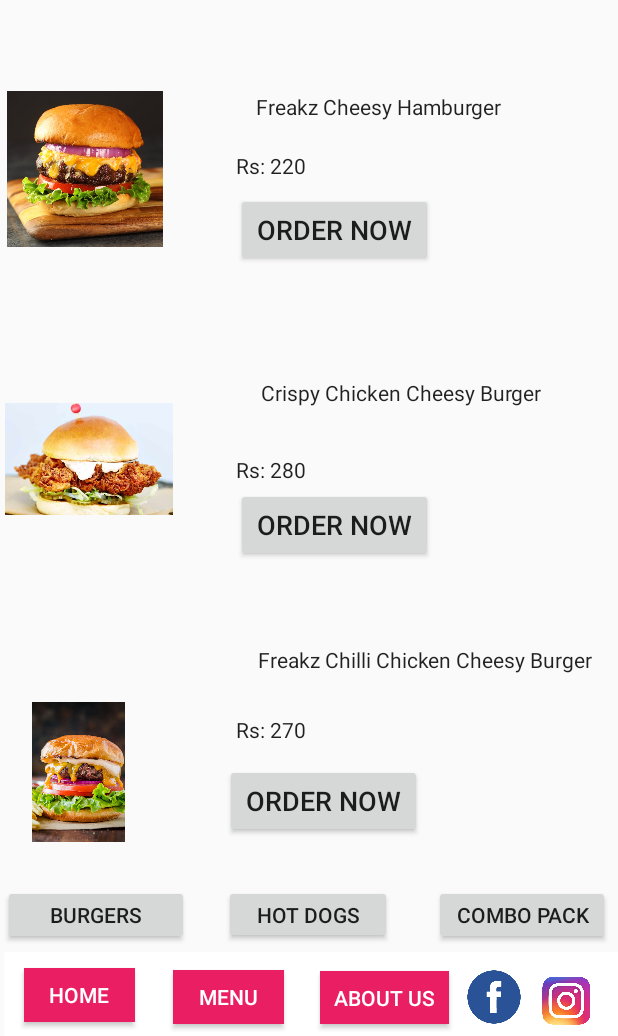
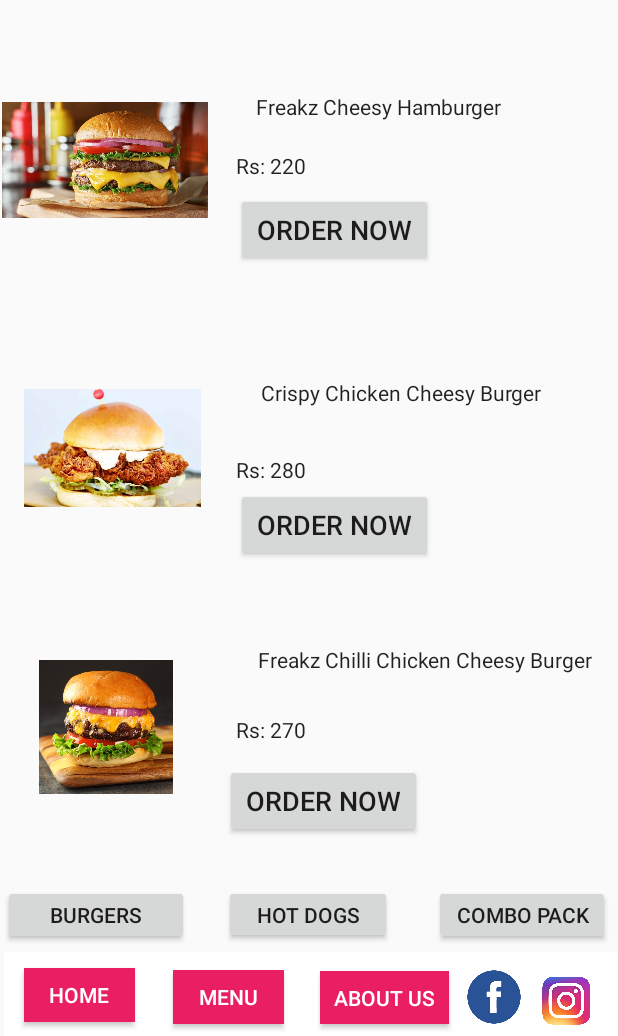
Before and after one commit to sahan-98/MAD-Project, an Android app: the screen it shows after launch (MainActivity), after a tap on "VIEW ALL DEALS", on a phone screen of 412 x 824 dp, the part 200-1236 px from its top. Run offline under Robolectric (Android 15) with nearby library versions, the phone set to English and light mode, and no system bars.

Commit message:
Error fix 1

```diff
--- a/app/src/main/java/com/example/burgerfreakz/Continue.java
+++ b/app/src/main/java/com/example/burgerfreakz/Continue.java
@@ -18,7 +18,7 @@ public class Continue extends AppCompatActivity {
     @Override
     protected void onCreate(Bundle savedInstanceState) {
         super.onCreate(savedInstanceState);
-        setContentView(R.layout.activity_payment);
+        setContentView(R.layout.activity_continue);
 
         btnpay = findViewById(R.id.btn);
     }
--- a/app/src/main/java/com/example/burgerfreakz/Home.java
+++ b/app/src/main/java/com/example/burgerfreakz/Home.java
@@ -10,7 +10,7 @@ import android.widget.ImageButton;
 
 public class Home extends AppCompatActivity {
 
-    public Button button6;
+    public Button btnDeals;
     public Button button7;
 
     @Override
@@ -18,15 +18,16 @@ public class Home extends AppCompatActivity {
         super.onCreate(savedInstanceState);
         setContentView(R.layout.activity_home);
 
-        button6 = (Button) findViewById(R.id.button7);
+        btnDeals = (Button) findViewById(R.id.btnDeals);
 
-        button6.setOnClickListener(new View.OnClickListener() {
+        btnDeals.setOnClickListener(new View.OnClickListener() {
             @Override
             public void onClick(View view) {
                 Intent intent1= new Intent(Home.this,MainActivity.class);
                 startActivity(intent1);
             }
         });
+
 
         button7 = (Button) findViewById(R.id.button3);
 
@@ -60,4 +61,6 @@ public class Home extends AppCompatActivity {
 
 
     }
+
+
 }
--- a/app/src/main/java/com/example/burgerfreakz/MainActivity.java
+++ b/app/src/main/java/com/example/burgerfreakz/MainActivity.java
@@ -11,7 +11,7 @@ import android.widget.ImageButton;
 public class MainActivity extends AppCompatActivity {
 
     public Button button1;
-    public ImageButton button2;
+
 
 
     @Override
@@ -19,7 +19,7 @@ public class MainActivity extends AppCompatActivity {
         super.onCreate(savedInstanceState);
         setContentView(R.layout.activity_main);
 
-        button1 = (Button) findViewById(R.id.button5);
+        button1 = (Button) findViewById(R.id.order2);
 
         button1.setOnClickListener(new View.OnClickListener() {
             @Override
@@ -29,14 +29,6 @@ public class MainActivity extends AppCompatActivity {
             }
         });
 
-        button2 = (ImageButton) findViewById(R.id.imageButton2);
 
-        button2.setOnClickListener(new View.OnClickListener() {
-            @Override
-            public void onClick(View view) {
-              Intent intent2 = new Intent(MainActivity.this,AdminPanel.class);
-              startActivity(intent2);
-            }
-        });
     }
 }
--- a/app/src/main/java/com/example/burgerfreakz/MyAccount.java
+++ b/app/src/main/java/com/example/burgerfreakz/MyAccount.java
@@ -24,7 +24,7 @@ public class MyAccount extends AppCompatActivity {
             }
         });
 
-        Button button2 = (Button) findViewById(R.id.button5);
+        Button button2 = (Button) findViewById(R.id.orderHistory);
 
         button2.setOnClickListener(new View.OnClickListener() {
             @Override
--- a/app/src/main/res/layout/activity_main.xml
+++ b/app/src/main/res/layout/activity_main.xml
@@ -111,7 +111,6 @@
         app:srcCompat="@drawable/logo" />
 
 
-
     <ImageButton
         android:id="@+id/imageButton"
         style="@android:style/Widget.DeviceDefault.ImageButton"
@@ -123,7 +122,8 @@
         app:layout_constraintStart_toStartOf="parent"
         app:layout_constraintTop_toTopOf="parent"
         app:layout_constraintVertical_bias="0.023"
-        app:srcCompat="@drawable/ic_baseline_person_24" />
+        app:srcCompat="@drawable/ic_baseline_person_24"
+        tools:ignore="VectorDrawableCompat" />
 
     <ImageButton
         android:id="@+id/imageButton2"
@@ -136,7 +136,8 @@
         app:layout_constraintStart_toStartOf="parent"
         app:layout_constraintTop_toTopOf="parent"
         app:layout_constraintVertical_bias="0.023"
-        app:srcCompat="@drawable/ic_baseline_menu_24" />
+        app:srcCompat="@drawable/ic_baseline_menu_24"
+        tools:ignore="VectorDrawableCompat" />
 
     <ImageButton
         android:id="@+id/imageButton3"
@@ -149,7 +150,8 @@
         app:layout_constraintStart_toStartOf="parent"
         app:layout_constraintTop_toTopOf="parent"
         app:layout_constraintVertical_bias="0.026"
-        app:srcCompat="@drawable/ic_baseline_shopping_cart_24" />
+        app:srcCompat="@drawable/ic_baseline_shopping_cart_24"
+        tools:ignore="VectorDrawableCompat" />
 
     <Button
         android:id="@+id/button6"
@@ -186,18 +188,6 @@
         app:layout_constraintStart_toStartOf="parent"
         app:layout_constraintTop_toTopOf="parent"
         app:layout_constraintVertical_bias="0.916" />
-
-    <ImageView
-        android:id="@+id/imageView2"
-        android:layout_width="111dp"
-        android:layout_height="104dp"
-        app:layout_constraintBottom_toBottomOf="parent"
-        app:layout_constraintEnd_toEndOf="parent"
-        app:layout_constraintHorizontal_bias="0.003"
-        app:layout_constraintStart_toStartOf="parent"
-        app:layout_constraintTop_toTopOf="parent"
-        app:layout_constraintVertical_bias="0.208"
-        app:srcCompat="@drawable/f3" />
 
     <TextView
         android:id="@+id/textView"
@@ -239,18 +229,6 @@
         app:layout_constraintTop_toTopOf="parent"
         app:layout_constraintVertical_bias="0.287" />
 
-    <ImageView
-        android:id="@+id/imageView3"
-        android:layout_width="112dp"
-        android:layout_height="132dp"
-        app:layout_constraintBottom_toBottomOf="parent"
-        app:layout_constraintEnd_toEndOf="parent"
-        app:layout_constraintHorizontal_bias="0.01"
-        app:layout_constraintStart_toStartOf="parent"
-        app:layout_constraintTop_toTopOf="parent"
-        app:layout_constraintVertical_bias="0.499"
-        app:srcCompat="@drawable/f2" />
-
     <TextView
         android:id="@+id/textView5"
         android:layout_width="208dp"
@@ -278,7 +256,7 @@
         app:layout_constraintVertical_bias="0.518" />
 
     <Button
-        android:id="@+id/button5"
+        android:id="@+id/order2"
         android:layout_width="131dp"
         android:layout_height="49dp"
         android:text="@string/Button_1"
@@ -290,18 +268,6 @@
         app:layout_constraintStart_toStartOf="parent"
         app:layout_constraintTop_toTopOf="parent"
         app:layout_constraintVertical_bias="0.56" />
-
-    <ImageView
-        android:id="@+id/imageView5"
-        android:layout_width="103dp"
-        android:layout_height="93dp"
-        app:layout_constraintBottom_toBottomOf="parent"
-        app:layout_constraintEnd_toEndOf="parent"
-        app:layout_constraintHorizontal_bias="0.003"
-        app:layout_constraintStart_toStartOf="parent"
-        app:layout_constraintTop_toTopOf="parent"
-        app:layout_constraintVertical_bias="0.808"
-        app:srcCompat="@drawable/f1" />
 
     <TextView
         android:id="@+id/textView7"
@@ -343,4 +309,45 @@
         app:layout_constraintTop_toTopOf="parent"
         app:layout_constraintVertical_bias="0.816" />
 
+    <ImageView
+        android:id="@+id/imageView7"
+        android:layout_width="89dp"
+        android:layout_height="206dp"
+        android:layout_marginStart="26dp"
+        android:layout_marginTop="456dp"
+        app:layout_constraintBottom_toTopOf="@+id/button6"
+        app:layout_constraintEnd_toStartOf="@+id/textView8"
+        app:layout_constraintHorizontal_bias="0.0"
+        app:layout_constraintStart_toStartOf="parent"
+        app:layout_constraintTop_toTopOf="parent"
+        app:srcCompat="@drawable/f3" />
+
+    <ImageView
+        android:id="@+id/imageView13"
+        android:layout_width="118dp"
+        android:layout_height="166dp"
+        android:layout_marginStart="16dp"
+        android:layout_marginTop="292dp"
+        app:layout_constraintBottom_toTopOf="@+id/imageView7"
+        app:layout_constraintEnd_toStartOf="@+id/textView6"
+        app:layout_constraintHorizontal_bias="0.0"
+        app:layout_constraintStart_toStartOf="parent"
+        app:layout_constraintTop_toTopOf="parent"
+        app:srcCompat="@drawable/f2" />
+
+    <ImageView
+        android:id="@+id/imageView14"
+        android:layout_width="137dp"
+        android:layout_height="293dp"
+        android:layout_marginStart="1dp"
+        android:layout_marginEnd="9dp"
+        android:layout_marginBottom="384dp"
+        app:layout_constraintBottom_toTopOf="@+id/imageView13"
+        app:layout_constraintEnd_toStartOf="@+id/textView2"
+        app:layout_constraintHorizontal_bias="0.0"
+        app:layout_constraintStart_toStartOf="parent"
+        app:layout_constraintTop_toBottomOf="@+id/toolbar"
+        app:layout_constraintVertical_bias="0.087"
+        app:srcCompat="@drawable/f4" />
+
 </androidx.constraintlayout.widget.ConstraintLayout>
```
Also changed, not shown: app/src/main/AndroidManifest.xml (+5 -4 lines), app/src/main/java/com/example/burgerfreakz/shoppingcart.java (+11 -3 lines), app/src/main/res/drawable/ic_baseline_autorenew_24.xml (added, +10 -0 lines), app/src/main/res/layout/activity_home.xml (+13 -9 lines), app/src/main/res/layout/activity_my_account.xml (+7 -4 lines), app/src/main/res/layout/activity_shoppingcart.xml (+19 -10 lines), app/src/main/res/drawable/f1.jpg (deleted).
